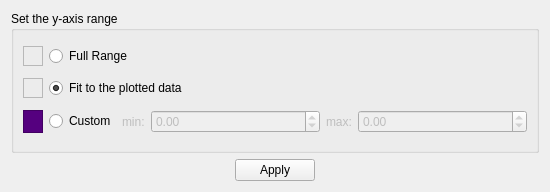
Above: Source/GUI/yminmaxselector.ui from bavc/qctools before the change. Below: the same form after it.
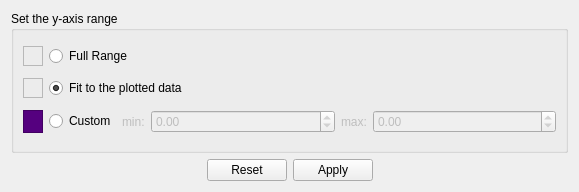
That is the form after the change.

Commit message: allowe resetting individual y-axis for selected plot

Diff of the .ui file:
```diff
--- a/Source/GUI/yminmaxselector.ui
+++ b/Source/GUI/yminmaxselector.ui
@@ -6,7 +6,7 @@
    <rect>
     <x>0</x>
     <y>0</y>
-    <width>550</width>
+    <width>579</width>
     <height>192</height>
    </rect>
   </property>
@@ -17,7 +17,27 @@
    <bool>true</bool>
   </property>
   <layout class="QGridLayout" name="gridLayout_2">
-   <item row="0" column="0" colspan="3">
+   <item row="1" column="2">
+    <widget class="QPushButton" name="apply_pushButton">
+     <property name="text">
+      <string>Apply</string>
+     </property>
+    </widget>
+   </item>
+   <item row="1" column="3">
+    <spacer name="horizontalSpacer">
+     <property name="orientation">
+      <enum>Qt::Horizontal</enum>
+     </property>
+     <property name="sizeHint" stdset="0">
+      <size>
+       <width>132</width>
+       <height>20</height>
+      </size>
+     </property>
+    </spacer>
+   </item>
+   <item row="0" column="0" colspan="4">
     <widget class="QGroupBox" name="groupBox">
      <property name="title">
       <string>Set the y-axis range</string>
@@ -177,25 +197,12 @@
     </spacer>
    </item>
    <item row="1" column="1">
-    <widget class="QPushButton" name="apply_pushButton">
+    <widget class="QPushButton" name="reset_pushButton">
      <property name="text">
-      <string>Apply</string>
+      <string>Reset</string>
      </property>
     </widget>
    </item>
-   <item row="1" column="2">
-    <spacer name="horizontalSpacer">
-     <property name="orientation">
-      <enum>Qt::Horizontal</enum>
-     </property>
-     <property name="sizeHint" stdset="0">
-      <size>
-       <width>132</width>
-       <height>20</height>
-      </size>
-     </property>
-    </spacer>
-   </item>
   </layout>
  </widget>
  <resources/>
```
The commit also changes 2 other files.
